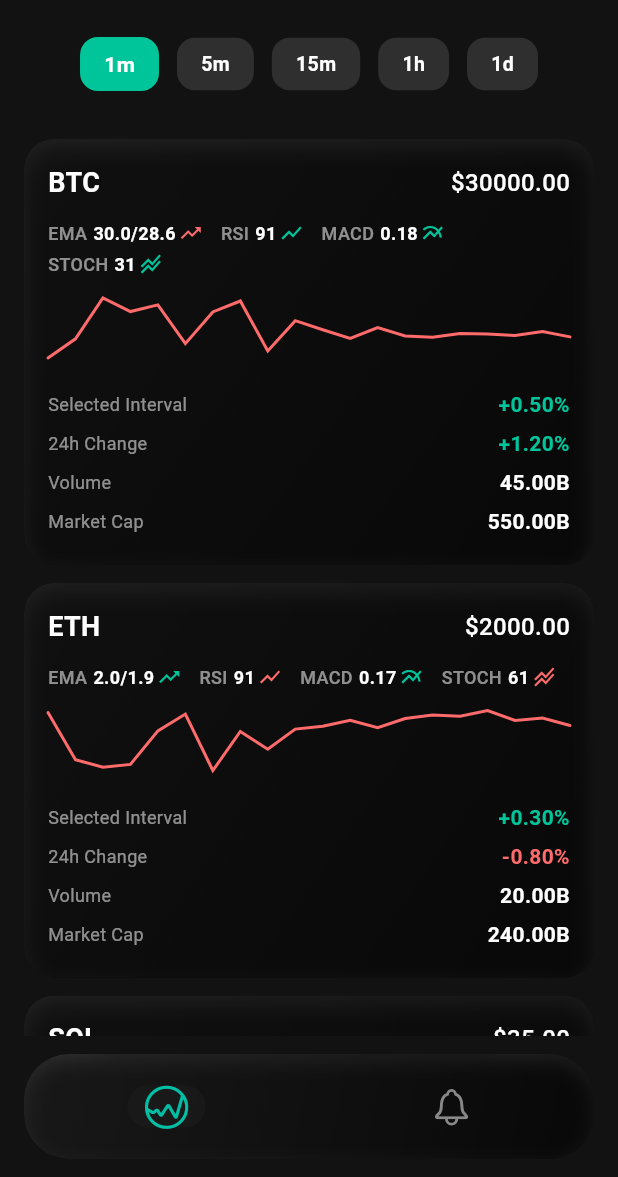
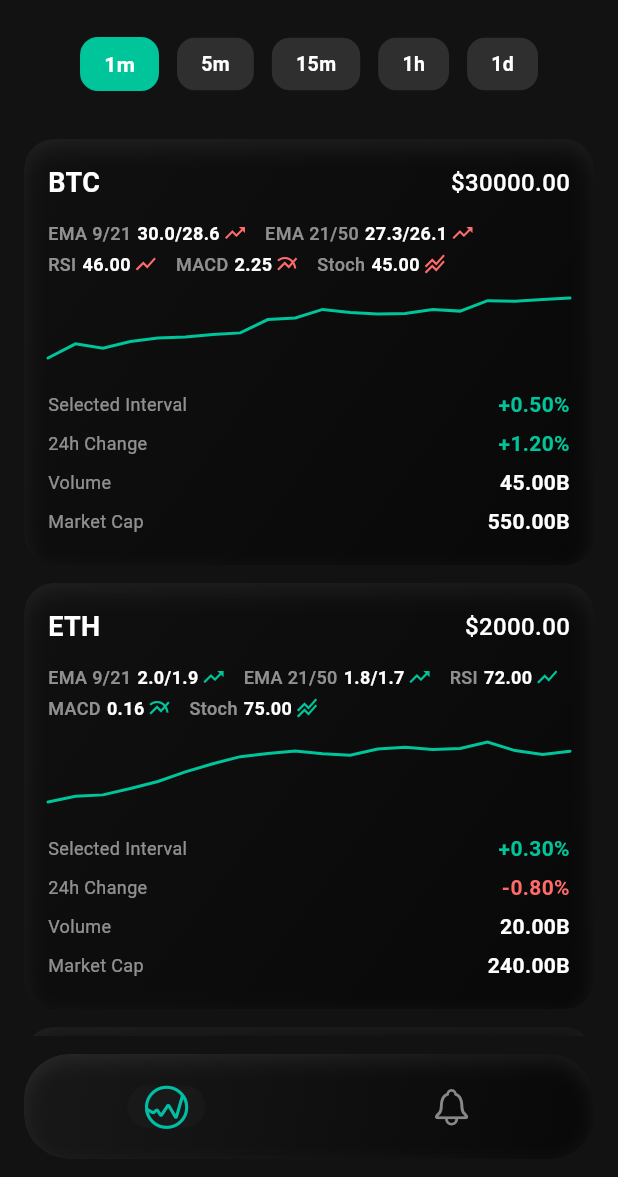
Before and after one commit to jaycee-vn21/cndlclar---fnd, a Flutter app: the screen it shows after launch, on a phone screen of 412 x 824 dp, the part 59-1236 px from its top. Run offline on Flutter 3.47's test engine with Material 3 defaults, Android fonts, the light colour scheme and no system bars.

Commit message:
Indicaator model creation

```diff
--- /dev/null
+++ b/lib/models/indicator.dart
@@ -0,0 +1,108 @@
+import 'package:flutter/material.dart';
+
+// ---------- Example Backend Response (per token) -------
+// {
+//   "name": "BTC",
+//   "price": 30000,
+//   "change1d": 1.2,
+//   "changeSelectedInterval": 0.5,
+//   "volume": 45000000000,
+//   "marketCap": 550000000000,
+//   "indicators": [
+//     { "key": "ema", "label": "EMA 9/21", "value": "29.5/28.7", "bullish": true },
+//     { "key": "rsi", "label": "RSI", "value": "72", "bullish": false },
+//     { "key": "macd", "label": "MACD", "value": "0.13", "bullish": true }
+//   ]
+// }
+
+class Indicator {
+  final String key; // e.g., "ema", "rsi", "macd"
+  final String label; // e.g., "EMA 9/21", "EMA 21/50"
+  final String value; // formatted value
+  final bool bullish;
+  final IconData icon;
+
+  const Indicator({
+    required this.key,
+    required this.label,
+    required this.value,
+    required this.bullish,
+    required this.icon,
+  });
+
+  /// -----------------------------
+  /// Backend creation
+  /// -----------------------------
+  factory Indicator.fromMap(Map<String, dynamic> map) {
+    // Use backend-provided label if exists, otherwise default
+    final key = map['key']?.toString() ?? 'unknown';
+    final rawLabel = map['label']?.toString();
+    final rawValue = map['value'];
+    final bullish = map['bullish'] ?? true;
+
+    return Indicator(
+      key: key,
+      label: rawLabel ?? _defaultLabelForKey(key),
+      value: _formatValue(rawValue),
+      bullish: bullish,
+      icon: _iconForKey(key),
+    );
+  }
+
+  /// -----------------------------
+  /// Dummy/testing creation
+  /// -----------------------------
+  factory Indicator.fromKey({
+    required String key,
+    required dynamic rawValue,
+    required bool bullish,
+    String? label, // optional label for multiple EMA, etc.
+  }) {
+    return Indicator(
+      key: key,
+      label: label ?? _defaultLabelForKey(key),
+      value: _formatValue(rawValue),
+      bullish: bullish,
+      icon: _iconForKey(key),
+    );
+  }
+
+  /// Icon mapping by key
+  static IconData _iconForKey(String key) {
+    switch (key.toLowerCase()) {
+      case 'ema':
+        return Icons.trending_up;
+      case 'rsi':
+        return Icons.show_chart;
+      case 'macd':
+        return Icons.multiline_chart;
+      case 'stoch':
+        return Icons.stacked_line_chart;
+      default:
+        return Icons.trending_up;
+    }
+  }
+
+  /// Default label mapping (only fallback)
+  static String _defaultLabelForKey(String key) {
+    switch (key.toLowerCase()) {
+      case 'ema':
+        return 'EMA'; // now generic, backend can override
+      case 'rsi':
+        return 'RSI';
+      case 'macd':
+        return 'MACD';
+      case 'stoch':
+        return 'Stoch';
+      default:
+        return key.toUpperCase();
+    }
+  }
+
+  /// Format numeric or string value
+  static String _formatValue(dynamic rawValue) {
+    if (rawValue == null) return '-';
+    if (rawValue is num) return rawValue.toStringAsFixed(2);
+    return rawValue.toString();
+  }
+}
--- a/lib/models/token.dart
+++ b/lib/models/token.dart
@@ -1,3 +1,5 @@
+import 'indicator.dart';
+
 class Token {
   final String name;
   final double price;
@@ -5,6 +7,7 @@ class Token {
   final double changeSelectedInterval;
   final double? volume;
   final double? marketCap;
+  final List<Indicator> indicators;
 
   Token({
     required this.name,
@@ -13,16 +16,25 @@ class Token {
     required this.changeSelectedInterval,
     this.volume,
     this.marketCap,
+    required this.indicators,
   });
 
   factory Token.fromMap(Map<String, dynamic> map) {
+    final rawIndicators = map['indicators'] as List<dynamic>? ?? [];
+
     return Token(
-      name: map["name"],
-      price: map["price"].toDouble(),
-      change1d: map["change1d"].toDouble(),
-      changeSelectedInterval: map["changeSelectedInterval"].toDouble(),
-      volume: map["volume"]?.toDouble(),
-      marketCap: map["marketCap"]?.toDouble(),
+      name: map['name'] as String,
+      price: (map['price'] as num).toDouble(),
+      change1d: (map['change1d'] as num?)?.toDouble() ?? 0.0,
+      changeSelectedInterval:
+          (map['changeSelectedInterval'] as num?)?.toDouble() ?? 0.0,
+      volume: map['volume'] != null ? (map['volume'] as num).toDouble() : null,
+      marketCap: map['marketCap'] != null
+          ? (map['marketCap'] as num).toDouble()
+          : null,
+      indicators: rawIndicators
+          .map((e) => Indicator.fromMap(e as Map<String, dynamic>))
+          .toList(),
     );
   }
 }
--- a/lib/providers/tokens_provider.dart
+++ b/lib/providers/tokens_provider.dart
@@ -1,17 +1,19 @@
 import 'dart:math';
+import 'package:flutter/material.dart';
 import 'package:cndlclar/models/token.dart';
-import 'package:flutter/material.dart';
+import 'package:cndlclar/models/indicator.dart';
 
 class TokensProvider with ChangeNotifier {
   List<Token> _tokens = [];
   String selectedInterval = '1m';
 
+  // Stores sparkline data per token
   Map<String, List<double>> tokenSparklines = {};
-  Map<String, Map<String, dynamic>> tokenIndicators = {};
 
   final Random _random = Random();
 
   TokensProvider() {
+    // Initialize with dummy data for visual testing
     _initializeDummyTokens();
   }
 
@@ -22,7 +24,10 @@ class TokensProvider with ChangeNotifier {
     notifyListeners();
   }
 
-  // --- Dummy tokens ---
+  // --------------------------
+  // --- DUMMY DATA METHODS ---
+  // --------------------------
+  // Only needed for testing / UI preview before real backend
   void _initializeDummyTokens() {
     _tokens = [
       Token(
@@ -32,6 +37,7 @@ class TokensProvider with ChangeNotifier {
         changeSelectedInterval: 0.5,
         volume: 45000000000,
         marketCap: 550000000000,
+        indicators: _generateTrendIndicators(30000, bullish: true),
       ),
       Token(
         name: "ETH",
@@ -40,6 +46,7 @@ class TokensProvider with ChangeNotifier {
         changeSelectedInterval: 0.3,
         volume: 20000000000,
         marketCap: 240000000000,
+        indicators: _generateTrendIndicators(2000, bullish: false),
       ),
       Token(
         name: "SOL",
@@ -48,19 +55,17 @@ class TokensProvider with ChangeNotifier {
         changeSelectedInterval: 1.0,
         volume: 5000000000,
         marketCap: 12000000000,
+        indicators: _generateTrendIndicators(35, bullish: true),
       ),
     ];
 
+    // Initialize sparkline dummy data
     for (final token in _tokens) {
       tokenSparklines[token.name] = _generateTrendSparkline(token.price);
-      tokenIndicators[token.name] = _generateTrendIndicators(
-        token.price,
-        bullish: _random.nextBool(),
-      );
     }
   }
 
-  // Smooth trend-like sparkline
+  // Generate smooth trend-like sparkline (dummy)
   List<double> _generateTrendSparkline(
     double basePrice, {
     bool bullish = true,
@@ -75,37 +80,74 @@ class TokensProvider with ChangeNotifier {
     });
   }
 
-  // Trend-based indicators
-  Map<String, dynamic> _generateTrendIndicators(
+  // Generate trend-based dummy indicators
+  List<Indicator> _generateTrendIndicators(
     double price, {
     bool bullish = true,
   }) {
-    return {
-      "ema": {
-        "value":
+    final List<Indicator> indicators = [];
+
+    // Example: multiple EMA indicators
+    indicators.add(
+      Indicator.fromKey(
+        key: "ema",
+        rawValue:
             "${(price / 1000).toStringAsFixed(1)}/${(price / 1050).toStringAsFixed(1)}",
-        "bullish": bullish,
-      },
-      "rsi": {
-        "value": (bullish ? 50 + _random.nextInt(30) : 20 + _random.nextInt(30))
-            .toString(),
-        "bullish": bullish,
-      },
-      "macd": {
-        "value": (price * 0.0001 * (_random.nextDouble() + (bullish ? 0.5 : 0)))
-            .toStringAsFixed(2),
-        "bullish": bullish,
-      },
-      "stoch": {
-        "value": (bullish ? 50 + _random.nextInt(50) : _random.nextInt(50))
-            .toString(),
-        "bullish": bullish,
-      },
-    };
+        bullish: bullish,
+        label: "EMA 9/21",
+      ),
+    );
+    indicators.add(
+      Indicator.fromKey(
+        key: "ema",
+        rawValue:
+            "${(price / 1100).toStringAsFixed(1)}/${(price / 1150).toStringAsFixed(1)}",
+        bullish: bullish,
+        label: "EMA 21/50",
+      ),
+    );
+
+    // Other indicators
+    indicators.add(
+      Indicator.fromKey(
+        key: "rsi",
+        rawValue: bullish ? 50 + _random.nextInt(30) : 20 + _random.nextInt(30),
+        bullish: bullish,
+      ),
+    );
+
+    indicators.add(
+      Indicator.fromKey(
+        key: "macd",
+        rawValue:
+            (price * 0.0001 * (_random.nextDouble() + (bullish ? 0.5 : 0)))
+                .toStringAsFixed(2),
+        bullish: bullish,
+      ),
+    );
+
+    indicators.add(
+      Indicator.fromKey(
+        key: "stoch",
+        rawValue: bullish ? 50 + _random.nextInt(50) : _random.nextInt(50),
+        bullish: bullish,
+      ),
+    );
+
+    // -----------------------------
+    // NOTE: All above is dummy/testing data.
+    // For real backend:
+    // - Remove this method completely
+    // - Use Indicator.fromMap to parse indicators from backend
+    // -----------------------------
+
+    return indicators;
   }
 
-  // Update dummy data periodically
+  // Update dummy data periodically (for live preview in UI)
   void updateDummyData() {
+    final updatedTokens = <Token>[];
+
     for (final token in _tokens) {
       final bullish = _random.nextBool();
 
@@ -117,26 +159,42 @@ class TokensProvider with ChangeNotifier {
           (_random.nextDouble() - 0.5) * token.price * 0.01;
       tokenSparklines[token.name] = [...data.skip(1), nextPoint];
 
-      // Update indicators
-      tokenIndicators[token.name] = _generateTrendIndicators(
-        token.price,
-        bullish: bullish,
+      // Recreate token with updated dummy indicators
+      updatedTokens.add(
+        Token(
+          name: token.name,
+          price: token.price,
+          change1d: token.change1d,
+          changeSelectedInterval: token.changeSelectedInterval,
+          volume: token.volume,
+          marketCap: token.marketCap,
+          indicators: _generateTrendIndicators(token.price, bullish: bullish),
+        ),
       );
     }
+
+    _tokens = updatedTokens;
     notifyListeners();
   }
 
-  // Replace with real backend
+  // -----------------------------
+  // --- REAL BACKEND METHODS ---
+  // -----------------------------
   void updateFromBackend(List<Map<String, dynamic>> backendTokens) {
     _tokens = backendTokens.map((e) => Token.fromMap(e)).toList();
 
+    // Initialize sparkline for new tokens if missing
     for (final token in _tokens) {
-      tokenSparklines[token.name] ??= _generateTrendSparkline(token.price);
-      tokenIndicators[token.name] ??= _generateTrendIndicators(
+      tokenSparklines[token.name] ??= _generateTrendSparkline(
         token.price,
-        bullish: _random.nextBool(),
-      );
+      ); // optional dummy sparkline
     }
+
+    // -----------------------------
+    // NOTE: When real backend exists:
+    // - Do NOT call _generateTrendIndicators
+    // - Use token.indicators directly from backend
+    // -----------------------------
 
     notifyListeners();
   }
--- a/lib/screens/home_screen.dart
+++ b/lib/screens/home_screen.dart
@@ -1,5 +1,4 @@
 import 'dart:async';
-import 'dart:math';
 import 'package:flutter/material.dart';
 import 'package:provider/provider.dart';
 import 'package:cndlclar/providers/tokens_provider.dart';
@@ -14,64 +13,22 @@ class HomeScreen extends StatefulWidget {
 }
 
 class _HomeScreenState extends State<HomeScreen> {
-  final List<String> intervals = ['1m', '5m', '15m', '1h', '1d'];
-  final Random _random = Random();
   Timer? _timer;
-
-  // Store sparkline & indicator data per token
-  late Map<String, List<double>> tokenSparklines;
-  late Map<String, Map<String, dynamic>> tokenIndicators;
 
   @override
   void initState() {
     super.initState();
-    tokenSparklines = {};
-    tokenIndicators = {};
 
-    // --- Optimized Timer ---
+    // -----------------------------
+    // Dummy data updater (optional)
+    // Remove or disable in production when using real backend
+    // -----------------------------
     _timer = Timer.periodic(const Duration(milliseconds: 800), (_) {
       final tokensProvider = Provider.of<TokensProvider>(
         context,
         listen: false,
       );
-      final tokens = tokensProvider.getTokens();
-
-      // Only update the data maps; no full widget rebuild yet
-      for (final token in tokens) {
-        // --- Update sparkline ---
-        final data = tokenSparklines[token.name] ?? [];
-        if (data.isNotEmpty) {
-          final last = data.last;
-          final newPoint =
-              last + (_random.nextDouble() - 0.5) * token.price * 0.01;
-          tokenSparklines[token.name] = [...data.skip(1), newPoint];
-        }
-
-        // --- Update dummy indicators ---
-        tokenIndicators[token.name] = {
-          "ema": {
-            "value":
-                "${(token.price / 1000).toStringAsFixed(1)}/${(token.price / 1050).toStringAsFixed(1)}",
-            "bullish": _random.nextBool(),
-          },
-          "rsi": {
-            "value": (30 + _random.nextInt(70)).toString(),
-            "bullish": _random.nextBool(),
-          },
-          "macd": {
-            "value": (token.price * 0.0001 * _random.nextDouble())
-                .toStringAsFixed(2),
-            "bullish": _random.nextBool(),
-          },
-          "stoch": {
-            "value": (10 + _random.nextInt(90)).toString(),
-            "bullish": _random.nextBool(),
-          },
-        };
-      }
-
-      // Trigger rebuild **only if mounted**
-      if (mounted) setState(() {});
+      tokensProvider.updateDummyData();
     });
   }
 
@@ -81,31 +38,11 @@ class _HomeScreenState extends State<HomeScreen> {
     super.dispose();
   }
 
-  // Generate initial sparkline
-  List<double> generateSparkline(double basePrice) {
-    return List.generate(
-      20,
-      (index) => basePrice + (_random.nextDouble() - 0.5) * basePrice * 0.03,
-    );
-  }
-
   @override
   Widget build(BuildContext context) {
-    // --- Use Consumer for token list only, reducing rebuilds ---
     return Consumer<TokensProvider>(
       builder: (context, tokensProvider, child) {
         final tokens = tokensProvider.getTokens();
-
-        // Initialize sparklines and indicators if not yet created
-        for (final token in tokens) {
-          tokenSparklines[token.name] ??= generateSparkline(token.price);
-          tokenIndicators[token.name] ??= {
-            "ema": {"value": "15/14", "bullish": true},
-            "rsi": {"value": "72", "bullish": false},
-            "macd": {"value": "0.32", "bullish": true},
-            "stoch": {"value": "18", "bullish": false},
-          };
-        }
 
         return Scaffold(
           backgroundColor: KColors.background,
@@ -117,12 +54,18 @@ class _HomeScreenState extends State<HomeScreen> {
           ),
           body: Column(
             children: [
+              // -----------------------------
               // Interval Selector
-              _IntervalSelector(intervals: intervals),
+              // -----------------------------
+              _IntervalSelector(
+                intervals: const ['1m', '5m', '15m', '1h', '1d'],
+              ),
 
               const SizedBox(height: KSpacing.md),
 
+              // -----------------------------
               // Tokens List
+              // -----------------------------
               Expanded(
                 child: ListView.builder(
                   physics: const BouncingScrollPhysics(),
@@ -134,7 +77,7 @@ class _HomeScreenState extends State<HomeScreen> {
                   itemBuilder: (context, index) {
                     final token = tokens[index];
 
-                    // Wrap TokenCardWidget in ValueListenableBuilder for partial updates
+                    // TokenCardWidget now receives cleanly parsed model data
                     return Padding(
                       padding: const EdgeInsets.only(bottom: KSpacing.md),
                       child: TokenCardWidget(
@@ -144,8 +87,9 @@ class _HomeScreenState extends State<HomeScreen> {
                         dailyChange: token.change1d,
                         volume: token.volume,
                         marketCap: token.marketCap,
-                        sparklineData: tokenSparklines[token.name]!,
-                        indicators: tokenIndicators[token.name]!,
+                        sparklineData:
+                            tokensProvider.tokenSparklines[token.name] ?? [],
+                        indicators: token.indicators,
                       ),
                     );
                   },
@@ -175,6 +119,7 @@ class _IntervalSelector extends StatelessWidget {
         mainAxisAlignment: MainAxisAlignment.center,
         children: intervals.map((interval) {
           final isSelected = tokensProvider.selectedInterval == interval;
+
           return Padding(
             padding: const EdgeInsets.symmetric(
               horizontal: KSizes.intervalButtonSpacing,
--- a/lib/widgets/indicator_row_widget.dart
+++ b/lib/widgets/indicator_row_widget.dart
@@ -1,33 +1,35 @@
 import 'package:flutter/material.dart';
 import '../utils/constants.dart';
+import '../models/indicator.dart';
 
+/// Displays a horizontal row of indicators for a token.
+/// Fully typed: uses [Indicator] model directly.
 class IndicatorRowWidget extends StatelessWidget {
-  /// Each indicator map:
-  /// { "label": String, "value": num/String, "icon": IconData, "bullish": bool }
-  final List<Map<String, dynamic>> indicators;
+  final List<Indicator> indicators;
 
   const IndicatorRowWidget({super.key, required this.indicators});
 
-  Widget _buildIndicator(Map<String, dynamic> indicator) {
-    final label = indicator['label'] as String;
-    final rawValue = indicator['value'];
-    final value = rawValue is num
-        ? rawValue.toStringAsFixed(2)
-        : rawValue.toString();
-    final icon = indicator['icon'] as IconData;
-    final bullish = indicator['bullish'] as bool;
+  /// Builds a single indicator widget: label, value, icon
+  Widget _buildIndicator(Indicator indicator) {
+    // Try parsing numeric value for consistent formatting
+    final numericValue = double.tryParse(indicator.value);
+    final displayValue = numericValue != null
+        ? numericValue.toStringAsFixed(2)
+        : indicator.value;
 
     return Row(
       mainAxisSize: MainAxisSize.min,
       children: [
-        Text(label, style: KTextStyles.indicatorLabel),
+        Text(indicator.label, style: KTextStyles.indicatorLabel),
         const SizedBox(width: KSpacing.xs),
-        Text(value, style: KTextStyles.indicatorValue),
+        Text(displayValue, style: KTextStyles.indicatorValue),
         const SizedBox(width: KSpacing.xxs),
         Icon(
-          icon,
+          indicator.icon,
           size: KSizes.indicatorIconSize,
-          color: bullish ? KColors.accentPositive : KColors.accentNegative,
+          color: indicator.bullish
+              ? KColors.accentPositive
+              : KColors.accentNegative,
         ),
       ],
     );
--- a/lib/widgets/token_card_widget.dart
+++ b/lib/widgets/token_card_widget.dart
@@ -1,6 +1,7 @@
 import 'dart:ui';
 import 'package:flutter/material.dart';
 import 'package:cndlclar/utils/constants.dart';
+import 'package:cndlclar/models/indicator.dart';
 import 'sparkline_widget.dart';
 import 'indicator_row_widget.dart';
 
@@ -13,7 +14,7 @@ class TokenCardWidget extends StatelessWidget {
   final double? marketCap;
 
   final List<double> sparklineData;
-  final Map<String, dynamic> indicators;
+  final List<Indicator> indicators; // fully typed model
 
   const TokenCardWidget({
     super.key,
@@ -27,6 +28,9 @@ class TokenCardWidget extends StatelessWidget {
     required this.indicators,
   });
 
+  // -----------------------------
+  // Format large numbers like 1.2M, 5B, etc.
+  // -----------------------------
   String _formatLargeNumber(double value) {
     if (value >= 1e12) return "${(value / 1e12).toStringAsFixed(2)}T";
     if (value >= 1e9) return "${(value / 1e9).toStringAsFixed(2)}B";
@@ -35,6 +39,9 @@ class TokenCardWidget extends StatelessWidget {
     return value.toStringAsFixed(0);
   }
 
+  // -----------------------------
+  // Build a single metric row (Selected Interval, 24h change, etc.)
+  // -----------------------------
   Widget _buildMetricRow(String label, String value, {Color? valueColor}) {
     return Padding(
       padding: const EdgeInsets.symmetric(
@@ -57,29 +64,6 @@ class TokenCardWidget extends StatelessWidget {
         ],
       ),
     );
-  }
-
-  Widget _buildIndicators() {
-    final List<Map<String, dynamic>> indicatorList = indicators.entries.map((
-      e,
-    ) {
-      final key = e.key; // "ema", "rsi", "macd"...
-      final valueMap = e.value as Map<String, dynamic>;
-      final iconMap = {
-        "ema": Icons.trending_up,
-        "rsi": Icons.show_chart,
-        "macd": Icons.multiline_chart,
-        "stoch": Icons.stacked_line_chart,
-      };
-      return {
-        "label": key.toUpperCase(),
-        "value": valueMap["value"],
-        "icon": iconMap[key] ?? Icons.trending_up,
-        "bullish": valueMap["bullish"] ?? true,
-      };
-    }).toList();
-
-    return IndicatorRowWidget(indicators: indicatorList);
   }
 
   @override
@@ -117,10 +101,10 @@ class TokenCardWidget extends StatelessWidget {
               ),
               const SizedBox(height: KSpacing.sm),
 
-              // --- Indicators ---
-              _buildIndicators(),
+              // --- Indicators (uses Indicator model directly) ---
+              IndicatorRowWidget(indicators: indicators),
 
-              // --- Sparkline ---
+              // --- Sparkline chart ---
               Padding(
                 padding: const EdgeInsets.symmetric(vertical: KSpacing.xs),
                 child: SparklineWidget(data: sparklineData),
```
